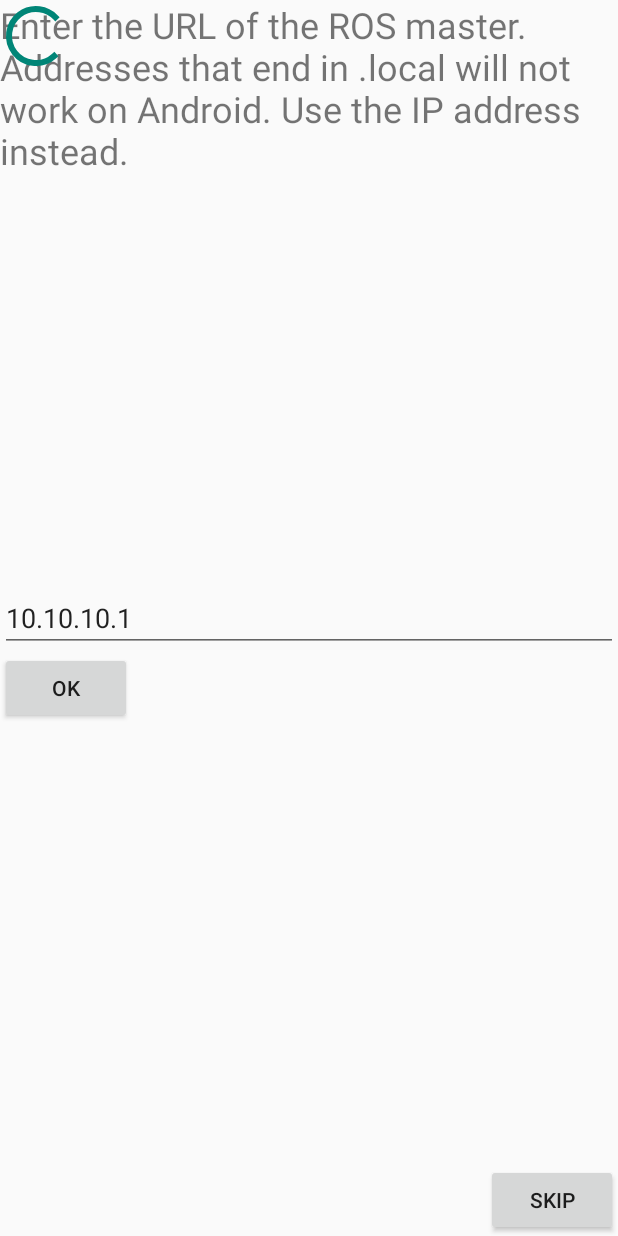
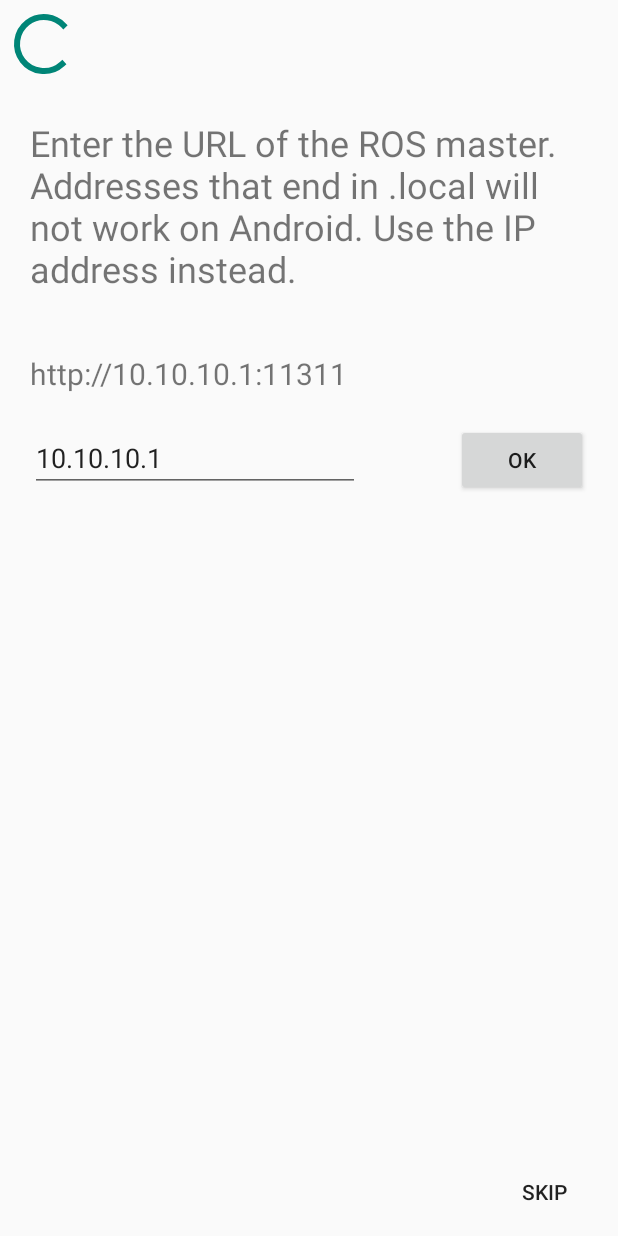
Before and after one commit to frankjoshua/PocketBot, an Android app: the fragment WizardStepRos placed in its activity, on a phone screen of 412 x 824 dp. Run offline under Robolectric (Android 15) with nearby library versions, the phone set to English and light mode, and no system bars; libraries missing offline, so code that uses them is left out: com.kofigyan.stateprogressbar; plain views replace StateProgressBar; 3 statements that could not run were skipped.

Commit message:
Improved wizrd layout

```diff
--- a/src/main/java/com/tesseractmobile/pocketbot/activities/wizard/WizardActivity.java
+++ b/src/main/java/com/tesseractmobile/pocketbot/activities/wizard/WizardActivity.java
@@ -25,7 +25,7 @@ public class WizardActivity extends FragmentActivity implements View.OnClickList
         super.onCreate(savedInstanceState);
         setContentView(R.layout.wizard);
         findViewById(R.id.btnSkip).setOnClickListener(this);
-        stateProgressBar = (StateProgressBar) findViewById(R.id.your_state_progress_bar_id);
+        stateProgressBar = (StateProgressBar) findViewById(R.id.progressBar);
         stateProgressBar.setStateDescriptionData(new String[]{"DEVICE","CONTROL","ROS","4"});
         stateProgressBar.setMaxStateNumber(StateProgressBar.StateNumber.THREE);
         getFragmentManager().beginTransaction().replace(R.id.fragment_placeholder, new WizardStepOne(), STEP_ONE_FRAGMENT).commit();
--- a/src/main/java/com/tesseractmobile/pocketbot/activities/wizard/WizardStepRos.java
+++ b/src/main/java/com/tesseractmobile/pocketbot/activities/wizard/WizardStepRos.java
@@ -35,6 +35,7 @@ public class WizardStepRos extends WizardFragment implements View.OnClickListene
         editTextMasterUri = (EditText) view.findViewById(R.id.edMasterUri);
         editTextMasterUri.setText("10.10.10.1");
         editTextMasterUri.addTextChangedListener(this);
+        onTextChanged(editTextMasterUri.getText().toString(), 0, 0, 0);
         return view;
     }
 
--- a/src/main/res/layout/wizard.xml
+++ b/src/main/res/layout/wizard.xml
@@ -4,21 +4,8 @@
     android:orientation="vertical"
     android:layout_width="match_parent"
     android:layout_height="match_parent">
-    <FrameLayout android:id="@+id/fragment_placeholder"
-        android:layout_width="match_parent"
-        android:layout_height="match_parent"
-        android:layout_alignParentTop="true"
-        android:layout_alignParentLeft="true"
-        android:layout_alignParentStart="true" />
-    <Button
-        android:id="@+id/btnSkip"
-        android:layout_width="wrap_content"
-        android:layout_height="wrap_content"
-        android:layout_alignParentBottom="true"
-        android:layout_alignParentRight="true"
-        android:text="Skip"/>
     <com.kofigyan.stateprogressbar.StateProgressBar
-        android:id="@+id/your_state_progress_bar_id"
+        android:id="@+id/progressBar"
         android:layout_width="wrap_content"
         android:layout_height="wrap_content"
         app:spb_currentStateNumber="one"
@@ -30,5 +17,26 @@
         app:spb_currentStateDescriptionColor="#009688"
         app:spb_stateDescriptionColor="#808080"
         app:spb_animateToCurrentProgressState="true"
-        app:spb_checkStateCompleted="true"/>
+        app:spb_checkStateCompleted="true"
+        android:layout_alignParentTop="true"
+        android:layout_margin="5dp"/>
+
+    <Button
+        android:id="@+id/btnSkip"
+        android:layout_width="wrap_content"
+        android:layout_height="wrap_content"
+        android:layout_margin="5dp"
+        android:layout_alignParentBottom="true"
+        android:layout_alignParentRight="true"
+        android:background="@null"
+        android:text="Skip"/>
+
+    <FrameLayout android:id="@+id/fragment_placeholder"
+        android:layout_width="match_parent"
+        android:layout_height="match_parent"
+        android:layout_below="@+id/progressBar"
+        android:layout_above="@+id/btnSkip"/>
+
+
+
 </RelativeLayout>
--- a/src/main/res/layout/wizard_step_ros.xml
+++ b/src/main/res/layout/wizard_step_ros.xml
@@ -3,28 +3,41 @@
     android:orientation="vertical" android:layout_width="match_parent"
     android:layout_height="match_parent">
 
-<android.support.design.widget.TextInputEditText
-    android:id="@+id/edMasterUri"
-    android:layout_width="match_parent"
-    android:layout_height="wrap_content"
-    android:layout_centerInParent="true"/>
-    <Button
-        android:id="@+id/btnOk"
-        android:layout_width="wrap_content"
-        android:layout_height="wrap_content"
-        android:layout_below="@+id/edMasterUri"
-        android:text="OK"/>
     <TextView
-        android:id="@+id/tvMasterUri"
-        android:layout_width="match_parent"
-        android:layout_height="wrap_content"
-        android:layout_above="@+id/edMasterUri"
-        android:textSize="20dp"/>
-    <TextView
+        android:id="@+id/tvInfo"
         android:layout_width="match_parent"
         android:layout_height="wrap_content"
         android:layout_alignParentTop="true"
         android:layout_centerHorizontal="true"
         android:text="Enter the URL of the ROS master. Addresses that end in .local will not work on Android. Use the IP address instead."
-        android:textSize="24dp"/>
+        android:textSize="24dp"
+        android:padding="20dp"/>
+
+    <TextView
+        android:id="@+id/tvMasterUri"
+        android:layout_width="match_parent"
+        android:layout_height="wrap_content"
+        android:layout_below="@+id/tvInfo"
+        android:padding="20dp"
+        android:textSize="20dp"
+        android:text="http://10.10.10.1:11311"/>
+
+    <android.support.design.widget.TextInputEditText
+        android:id="@+id/edMasterUri"
+        android:layout_width="220dp"
+        android:layout_height="wrap_content"
+        android:layout_alignParentLeft="true"
+        android:layout_marginLeft="20dp"
+        android:layout_below="@+id/tvMasterUri"/>
+
+
+    <Button
+        android:id="@+id/btnOk"
+        android:layout_width="wrap_content"
+        android:layout_height="wrap_content"
+        android:layout_alignParentRight="true"
+        android:layout_below="@+id/tvMasterUri"
+        android:layout_marginRight="20dp"
+        android:text="OK"/>
+
 </RelativeLayout>
```
